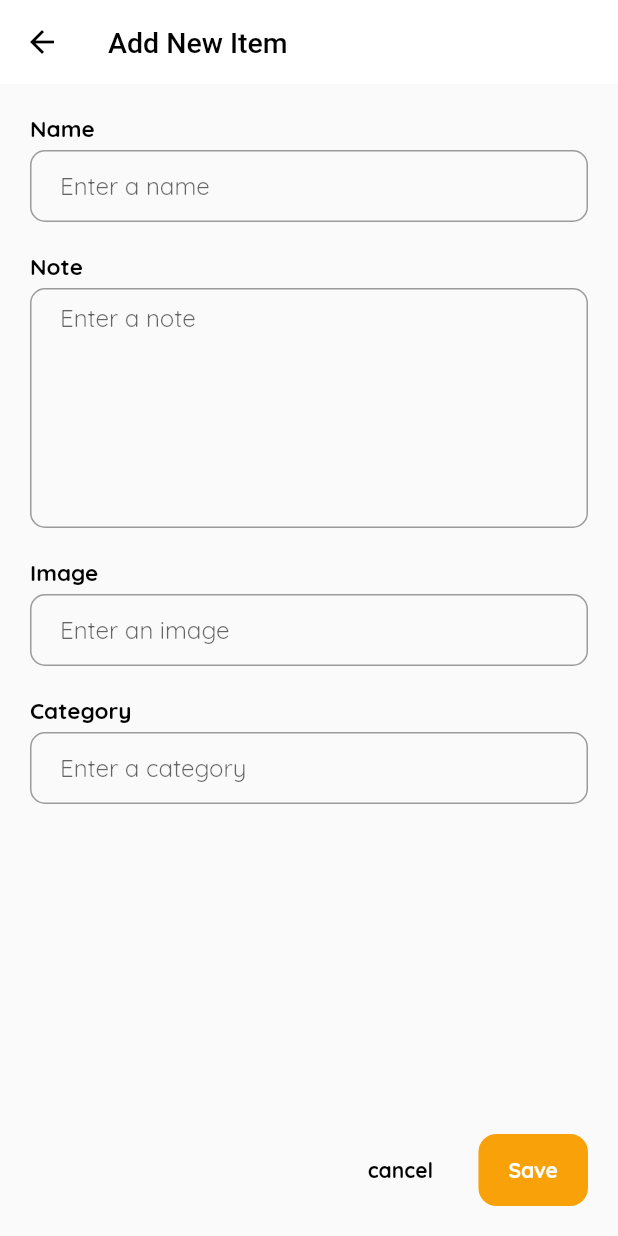
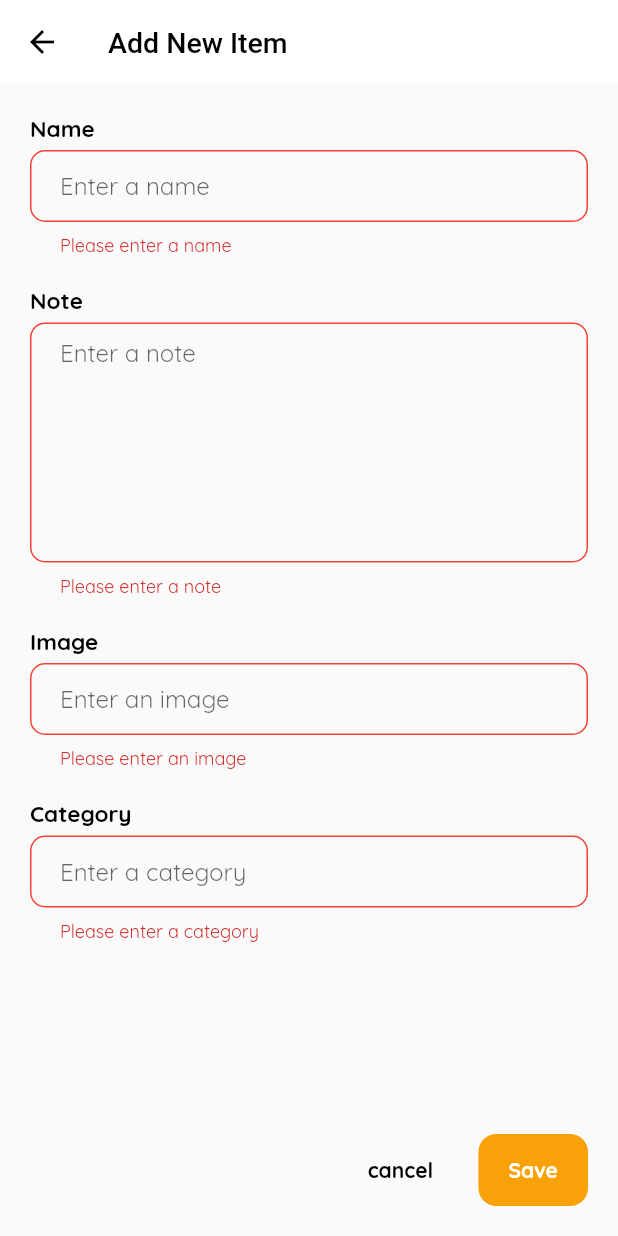
Before and after one commit to glomvardos/shoppingify-flutter, a Flutter app: the AddNewItemScreen screen opened by its route, after a tap on "Save", on a phone screen of 412 x 824 dp. Run offline on Flutter 3.47's test engine with Material 2 defaults, Android fonts, the phone set to English and light mode, and no system bars; our stand-ins replace bloc, dio, equatable, flutter_bloc, shared_preferences; accounts and stored records are empty.

Commit message:
Post a new item

```diff
--- a/lib/models/item.dart
+++ b/lib/models/item.dart
@@ -1,13 +1,39 @@
+import 'dart:convert';
+
+// Item itemFromJson(String str) => Item.fromJson(json.decode(str));
+//
+// String itemToJson(Item data) => json.encode(data.toJson());
+
 class Item {
-  final String name;
-  final String note;
-  final String image;
-  final String category;
+  int? id;
+  DateTime? createdAt;
+  String name;
+  String note;
+  String imageUrl;
+  String category;
 
   Item({
+    this.id,
+    this.createdAt,
     required this.name,
     required this.note,
-    required this.image,
+    required this.imageUrl,
     required this.category,
   });
+
+  factory Item.fromJson(Map<String, dynamic> json) => Item(
+        id: json["id"],
+        createdAt: DateTime.parse(json["createdAt"]),
+        name: json["name"],
+        note: json["note"],
+        imageUrl: json["imageUrl"],
+        category: json["category"],
+      );
+
+  Map<String, dynamic> toJson() => {
+        "name": name,
+        "note": note,
+        "imageUrl": imageUrl,
+        "category": category,
+      };
 }
--- a/lib/screens/add_new_item_screen.dart
+++ b/lib/screens/add_new_item_screen.dart
@@ -1,5 +1,8 @@
+import 'package:dio/dio.dart';
 import 'package:flutter/material.dart';
 import 'package:shoppingify/enums/button-type.dart';
+import 'package:shoppingify/models/item.dart';
+import 'package:shoppingify/services/api/api.dart';
 import 'package:shoppingify/widgets/ui/button.dart';
 import 'package:shoppingify/widgets/ui/input_field.dart';
 import 'package:shoppingify/widgets/ui/label.dart';
@@ -13,6 +16,13 @@ class AddNewItemScreen extends StatefulWidget {
 }
 
 class _AddNewItemScreenState extends State<AddNewItemScreen> {
+  final _api = ApiService();
+
+  bool _autoValidate = false;
+  bool _isLoading = false;
+
+  final GlobalKey<FormState> _formKey = GlobalKey<FormState>();
+
   final TextEditingController _nameController = TextEditingController();
   final TextEditingController _noteController = TextEditingController();
   final TextEditingController _imageController = TextEditingController();
@@ -25,6 +35,42 @@ class _AddNewItemScreenState extends State<AddNewItemScreen> {
     _imageController.dispose();
     _categoryController.dispose();
     super.dispose();
+  }
+
+  void _onAddNewItem() async {
+    if (_formKey.currentState!.validate()) {
+      try {
+        setState(() => _isLoading = true);
+
+        await _api.addNewItem(Item(
+            name: _nameController.text,
+            note: _noteController.text,
+            imageUrl: _imageController.text,
+            category: _categoryController.text));
+
+        Navigator.of(context).pop();
+
+        ScaffoldMessenger.of(context).showSnackBar(
+          const SnackBar(
+            behavior: SnackBarBehavior.floating,
+            backgroundColor: Colors.green,
+            content: Text('Item has been added successfully'),
+          ),
+        );
+      } on DioError catch (e) {
+        ScaffoldMessenger.of(context).showSnackBar(
+          SnackBar(
+            backgroundColor: Colors.redAccent,
+            content:
+                Text(e.response!.data['message'] ?? 'Something went wrong'),
+          ),
+        );
+      } finally {
+        setState(() => _isLoading = false);
+      }
+    } else {
+      setState(() => _autoValidate = true);
+    }
   }
 
   @override
@@ -43,13 +89,21 @@ class _AddNewItemScreenState extends State<AddNewItemScreen> {
           fontWeight: FontWeight.w500,
         ),
       ),
-      body: CustomScrollView(
+      body: _isLoading
+          ? const Center(
+              child: CircularProgressIndicator(),
+            )
+          : CustomScrollView(
               slivers: [
                 SliverFillRemaining(
                   hasScrollBody: false,
                   child: Container(
                     padding: const EdgeInsets.all(20),
                     child: Form(
+                      key: _formKey,
+                      autovalidateMode: _autoValidate
+                          ? AutovalidateMode.always
+                          : AutovalidateMode.disabled,
                       child: Column(
                         crossAxisAlignment: CrossAxisAlignment.start,
                         children: [
@@ -60,8 +114,9 @@ class _AddNewItemScreenState extends State<AddNewItemScreen> {
                               controller: _nameController,
                               obscureText: false,
                               keyboardType: TextInputType.text,
-                        validator: (value) =>
-                            value!.isEmpty ? 'Please enter a name' : null),
+                              validator: (value) => value!.isEmpty
+                                  ? 'Please enter a name'
+                                  : null),
                           const SizedBox(height: 20),
                           const Label(text: 'Note'),
                           const SizedBox(height: 5),
@@ -71,8 +126,9 @@ class _AddNewItemScreenState extends State<AddNewItemScreen> {
                               controller: _noteController,
                               obscureText: false,
                               keyboardType: TextInputType.text,
-                        validator: (value) =>
-                            value!.isEmpty ? 'Please enter a note' : null),
+                              validator: (value) => value!.isEmpty
+                                  ? 'Please enter a note'
+                                  : null),
                           const SizedBox(height: 20),
                           const Label(text: 'Image'),
                           const SizedBox(height: 5),
@@ -81,18 +137,20 @@ class _AddNewItemScreenState extends State<AddNewItemScreen> {
                               controller: _imageController,
                               obscureText: false,
                               keyboardType: TextInputType.text,
-                        validator: (value) =>
-                            value!.isEmpty ? 'Please enter an image' : null),
+                              validator: (value) => value!.isEmpty
+                                  ? 'Please enter an image'
+                                  : null),
                           const SizedBox(height: 20),
                           const Label(text: 'Category'),
                           const SizedBox(height: 5),
                           InputField(
                               labelText: 'Enter a category',
-                        controller: _imageController,
+                              controller: _categoryController,
                               obscureText: false,
                               keyboardType: TextInputType.text,
-                        validator: (value) =>
-                            value!.isEmpty ? 'Please enter a category' : null),
+                              validator: (value) => value!.isEmpty
+                                  ? 'Please enter a category'
+                                  : null),
                           const SizedBox(height: 20),
                           const Spacer(),
                           Row(
@@ -107,7 +165,7 @@ class _AddNewItemScreenState extends State<AddNewItemScreen> {
                               Button(
                                 type: ButtonType.primary,
                                 text: 'Save',
-                          onPressedHandler: () => {},
+                                onPressedHandler: () => _onAddNewItem(),
                               ),
                             ],
                           )
--- /dev/null
+++ b/lib/services/api/api.dart
@@ -0,0 +1,14 @@
+import 'package:dio/dio.dart';
+import 'package:shoppingify/config.dart';
+import 'package:shoppingify/models/item.dart';
+
+class ApiService {
+  final Dio _dio = Dio(BaseOptions(baseUrl: Config.API_URL));
+
+  Future<Response> addNewItem(Item item) async {
+    final Response response =
+        await _dio.post('/category/item', data: item.toJson());
+
+    return response;
+  }
+}
```
Lines whose indentation alone changed are shown as unchanged.
